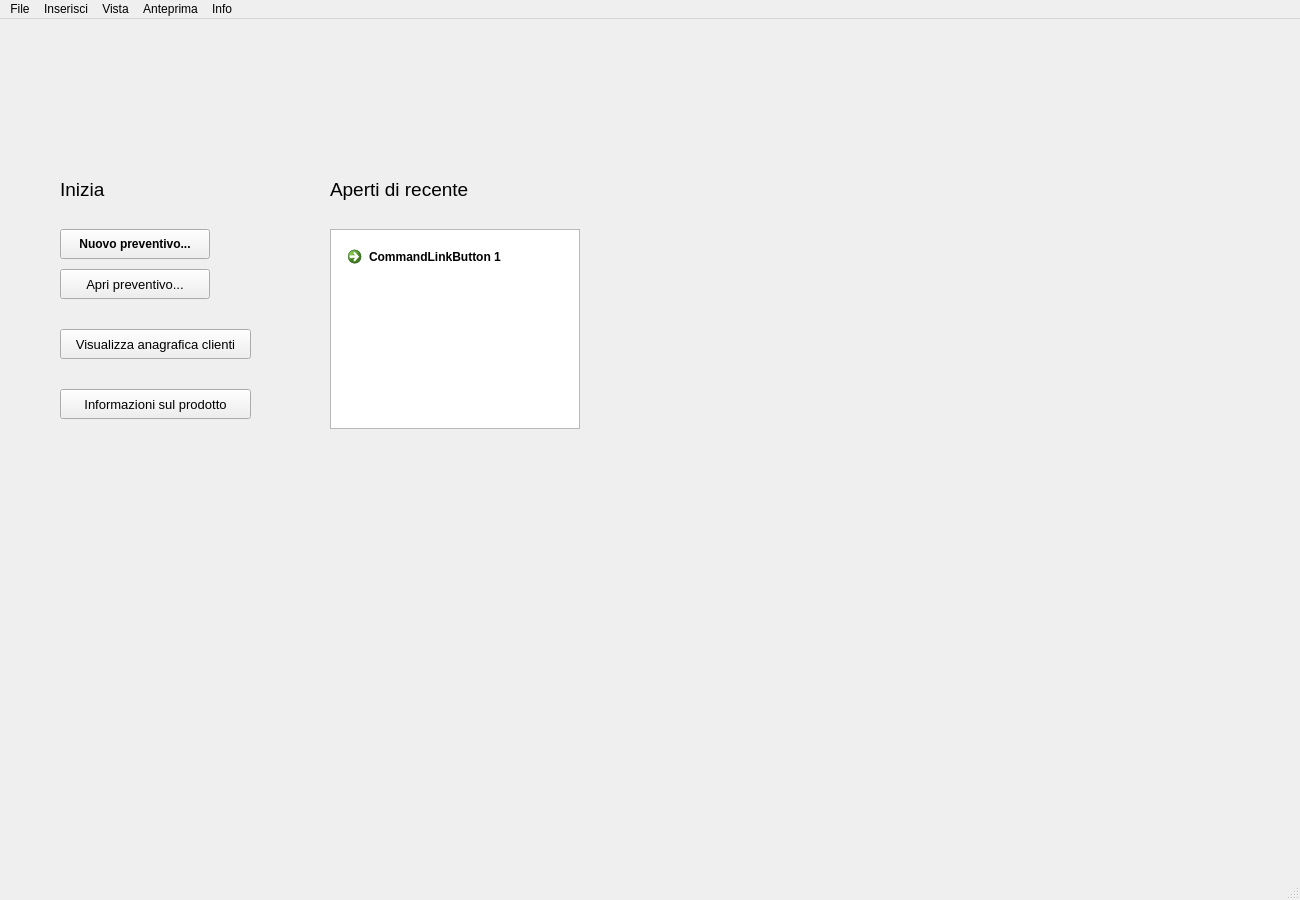
First picture: the form in regi_ui.ui, repository MizuGreg/reGI, before the edit.
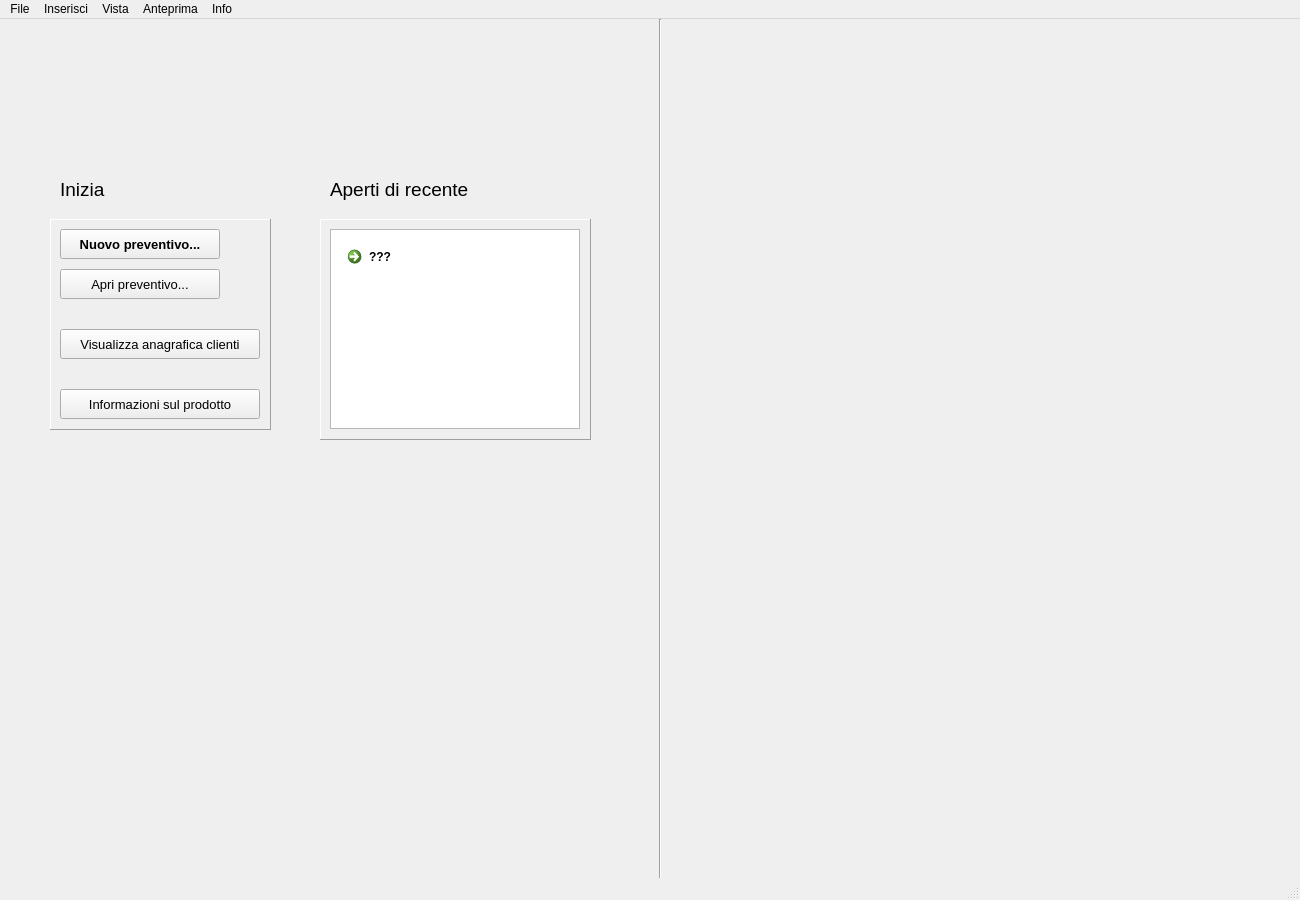
Second picture: the form after the edit. The open tabs and pages were chosen to show the change.

What changed in the file:
```diff
--- a/regi_ui.ui
+++ b/regi_ui.ui
@@ -13,6 +13,9 @@
   <property name="windowTitle">
    <string>MainWindow</string>
   </property>
+  <property name="tabShape">
+   <enum>QTabWidget::Rounded</enum>
+  </property>
   <widget class="QWidget" name="centralwidget">
    <widget class="QStackedWidget" name="stackedWidget">
     <property name="geometry">
@@ -27,115 +30,6 @@
      <number>1</number>
     </property>
     <widget class="QWidget" name="pag_0">
-     <widget class="QPushButton" name="pushButton_2">
-      <property name="geometry">
-       <rect>
-        <x>60</x>
-        <y>250</y>
-        <width>150</width>
-        <height>30</height>
-       </rect>
-      </property>
-      <property name="font">
-       <font>
-        <pointsize>10</pointsize>
-       </font>
-      </property>
-      <property name="cursor">
-       <cursorShape>PointingHandCursor</cursorShape>
-      </property>
-      <property name="text">
-       <string>Apri preventivo...</string>
-      </property>
-     </widget>
-     <widget class="QPushButton" name="pushButton">
-      <property name="geometry">
-       <rect>
-        <x>60</x>
-        <y>210</y>
-        <width>150</width>
-        <height>30</height>
-       </rect>
-      </property>
-      <property name="font">
-       <font>
-        <weight>75</weight>
-        <italic>false</italic>
-        <bold>true</bold>
-       </font>
-      </property>
-      <property name="cursor">
-       <cursorShape>PointingHandCursor</cursorShape>
-      </property>
-      <property name="text">
-       <string>Nuovo preventivo...</string>
-      </property>
-     </widget>
-     <widget class="QListView" name="listView">
-      <property name="geometry">
-       <rect>
-        <x>330</x>
-        <y>210</y>
-        <width>250</width>
-        <height>200</height>
-       </rect>
-      </property>
-     </widget>
-     <widget class="QCommandLinkButton" name="commandLinkButton">
-      <property name="geometry">
-       <rect>
-        <x>340</x>
-        <y>220</y>
-        <width>172</width>
-        <height>41</height>
-       </rect>
-      </property>
-      <property name="text">
-       <string>CommandLinkButton 1</string>
-      </property>
-     </widget>
-     <widget class="QPushButton" name="pushButton_4">
-      <property name="geometry">
-       <rect>
-        <x>60</x>
-        <y>370</y>
-        <width>191</width>
-        <height>30</height>
-       </rect>
-      </property>
-      <property name="font">
-       <font>
-        <pointsize>10</pointsize>
-       </font>
-      </property>
-      <property name="cursor">
-       <cursorShape>PointingHandCursor</cursorShape>
-      </property>
-      <property name="text">
-       <string>Informazioni sul prodotto</string>
-      </property>
-     </widget>
-     <widget class="QPushButton" name="pushButton_3">
-      <property name="geometry">
-       <rect>
-        <x>60</x>
-        <y>310</y>
-        <width>191</width>
-        <height>30</height>
-       </rect>
-      </property>
-      <property name="font">
-       <font>
-        <pointsize>10</pointsize>
-       </font>
-      </property>
-      <property name="cursor">
-       <cursorShape>PointingHandCursor</cursorShape>
-      </property>
-      <property name="text">
-       <string>Visualizza anagrafica clienti</string>
-      </property>
-     </widget>
      <widget class="QLabel" name="label_3">
       <property name="geometry">
        <rect>
@@ -176,6 +70,170 @@
        <string>Aperti di recente</string>
       </property>
      </widget>
+     <widget class="QFrame" name="frame_3">
+      <property name="enabled">
+       <bool>true</bool>
+      </property>
+      <property name="geometry">
+       <rect>
+        <x>50</x>
+        <y>200</y>
+        <width>221</width>
+        <height>211</height>
+       </rect>
+      </property>
+      <property name="frameShape">
+       <enum>QFrame::Panel</enum>
+      </property>
+      <property name="frameShadow">
+       <enum>QFrame::Raised</enum>
+      </property>
+      <property name="lineWidth">
+       <number>1</number>
+      </property>
+      <widget class="QPushButton" name="btn_info">
+       <property name="geometry">
+        <rect>
+         <x>10</x>
+         <y>170</y>
+         <width>200</width>
+         <height>30</height>
+        </rect>
+       </property>
+       <property name="font">
+        <font>
+         <pointsize>10</pointsize>
+        </font>
+       </property>
+       <property name="cursor">
+        <cursorShape>PointingHandCursor</cursorShape>
+       </property>
+       <property name="text">
+        <string>Informazioni sul prodotto</string>
+       </property>
+      </widget>
+      <widget class="QPushButton" name="btn_apri_prev">
+       <property name="geometry">
+        <rect>
+         <x>10</x>
+         <y>50</y>
+         <width>160</width>
+         <height>30</height>
+        </rect>
+       </property>
+       <property name="font">
+        <font>
+         <pointsize>10</pointsize>
+        </font>
+       </property>
+       <property name="cursor">
+        <cursorShape>PointingHandCursor</cursorShape>
+       </property>
+       <property name="text">
+        <string>Apri preventivo...</string>
+       </property>
+      </widget>
+      <widget class="QPushButton" name="btn_nuovo_prev">
+       <property name="enabled">
+        <bool>true</bool>
+       </property>
+       <property name="geometry">
+        <rect>
+         <x>10</x>
+         <y>10</y>
+         <width>160</width>
+         <height>30</height>
+        </rect>
+       </property>
+       <property name="font">
+        <font>
+         <pointsize>10</pointsize>
+         <weight>75</weight>
+         <italic>false</italic>
+         <bold>true</bold>
+        </font>
+       </property>
+       <property name="cursor">
+        <cursorShape>PointingHandCursor</cursorShape>
+       </property>
+       <property name="text">
+        <string>Nuovo preventivo...</string>
+       </property>
+      </widget>
+      <widget class="QPushButton" name="btn_view_clienti">
+       <property name="geometry">
+        <rect>
+         <x>10</x>
+         <y>110</y>
+         <width>200</width>
+         <height>30</height>
+        </rect>
+       </property>
+       <property name="font">
+        <font>
+         <pointsize>10</pointsize>
+        </font>
+       </property>
+       <property name="cursor">
+        <cursorShape>PointingHandCursor</cursorShape>
+       </property>
+       <property name="text">
+        <string>Visualizza anagrafica clienti</string>
+       </property>
+      </widget>
+     </widget>
+     <widget class="QFrame" name="frame_4">
+      <property name="geometry">
+       <rect>
+        <x>320</x>
+        <y>200</y>
+        <width>271</width>
+        <height>221</height>
+       </rect>
+      </property>
+      <property name="frameShape">
+       <enum>QFrame::Panel</enum>
+      </property>
+      <property name="frameShadow">
+       <enum>QFrame::Raised</enum>
+      </property>
+      <widget class="QListView" name="listView">
+       <property name="geometry">
+        <rect>
+         <x>10</x>
+         <y>10</y>
+         <width>250</width>
+         <height>200</height>
+        </rect>
+       </property>
+      </widget>
+      <widget class="QCommandLinkButton" name="commandLinkButton">
+       <property name="geometry">
+        <rect>
+         <x>20</x>
+         <y>20</y>
+         <width>172</width>
+         <height>41</height>
+        </rect>
+       </property>
+       <property name="text">
+        <string>???</string>
+       </property>
+      </widget>
+     </widget>
+     <widget class="Line" name="line">
+      <property name="geometry">
+       <rect>
+        <x>650</x>
+        <y>0</y>
+        <width>20</width>
+        <height>860</height>
+       </rect>
+      </property>
+      <property name="orientation">
+       <enum>Qt::Vertical</enum>
+      </property>
+     </widget>
     </widget>
     <widget class="QWidget" name="pag_1">
      <widget class="QTableWidget" name="tab_clienti">
```
Left out of the diff: 269 changed lines with no effect on the pictures.
